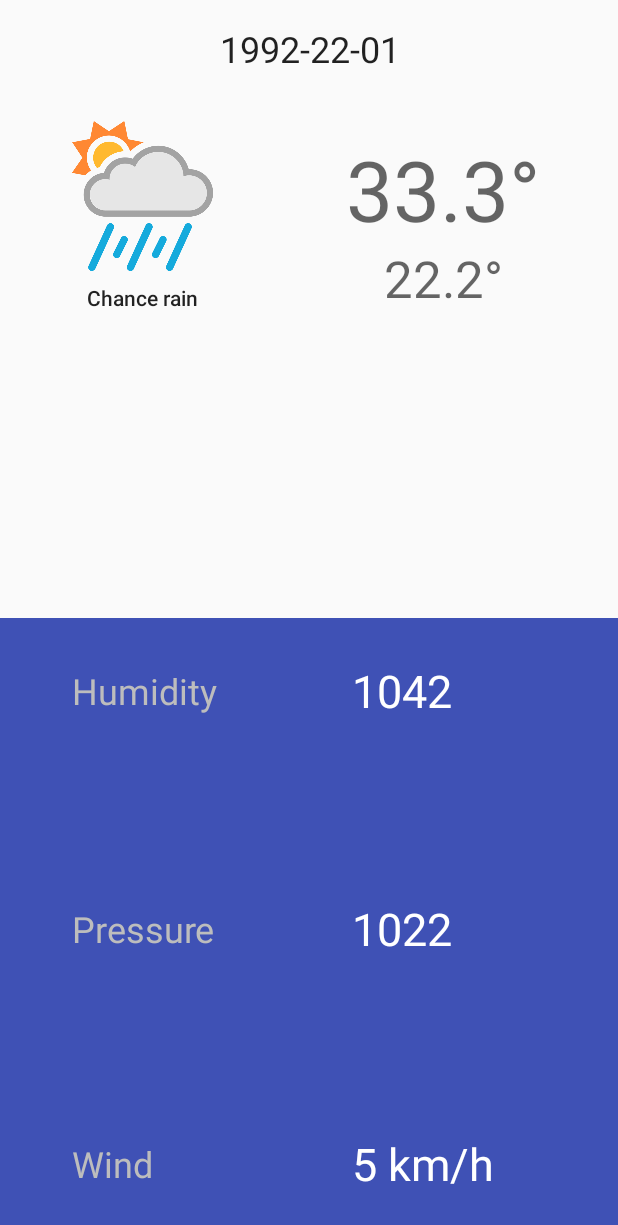
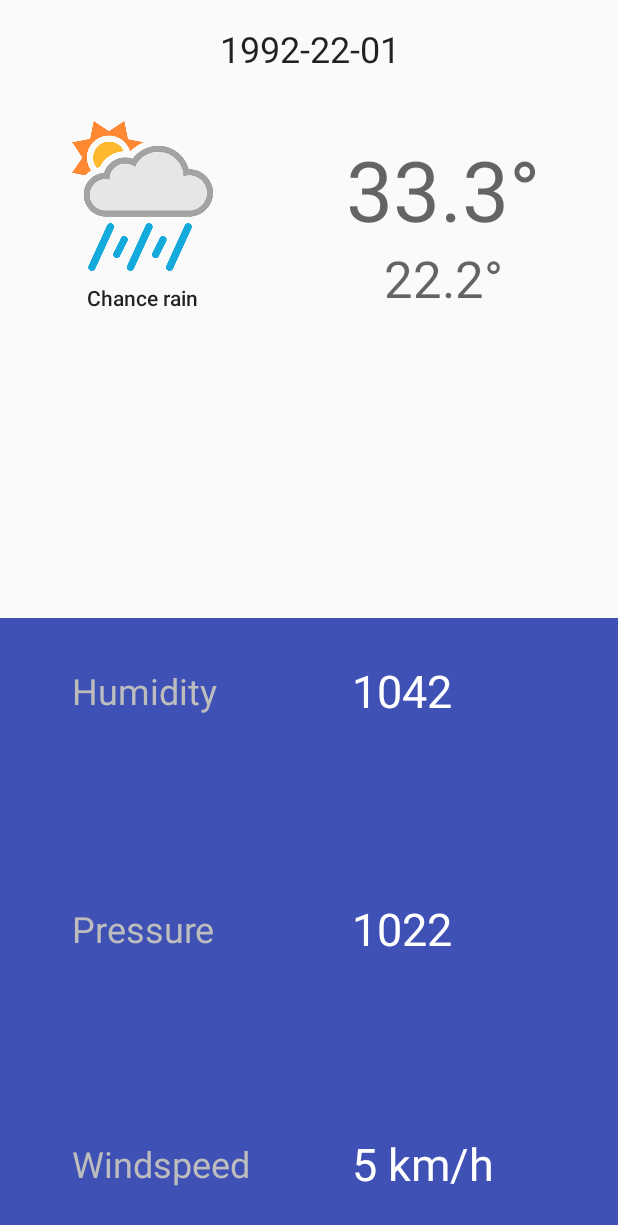
Before and after one commit to MartinCarpentier/ITSMAP, an Android app: the layout fragment_detail.xml on its own in the app's theme, with its tools: preview values and no code run, on a phone screen of 412 x 824 dp. Shown: the top 1225 px of the screen. Run offline under Robolectric (Android 15) with nearby library versions, the phone set to English and light mode, and no system bars.

Commit message:
Added more hardcoded strings to resource files

```diff
--- a/Assignment2/ForecastApp/app/src/main/java/com/example/martin/forecastapp/ForecastFragment.java
+++ b/Assignment2/ForecastApp/app/src/main/java/com/example/martin/forecastapp/ForecastFragment.java
@@ -112,9 +112,9 @@ public class ForecastFragment extends Fragment implements
             Uri uriForWeatherId = ForecastContract.ForecastEntry.buildSpecificForecastUri(date);
             weatherDetailIntent.setData(uriForWeatherId);
 
-            Pair<View, String> p1 = Pair.create((View)weatherIcon, "WeatherIcon");
-            Pair<View, String> p2 = Pair.create((View)high, "highTemperatureTransition");
-            Pair<View, String> p3 = Pair.create((View)low, "lowTemperatureTransition");
+            Pair<View, String> p1 = Pair.create((View)weatherIcon, getString(R.string.weatherIconTransitionName));
+            Pair<View, String> p2 = Pair.create((View)high, getString(R.string.highTemperatureTransitionName));
+            Pair<View, String> p3 = Pair.create((View)low, getString(R.string.lowTemperatureTransitionName));
 
             ActivityOptionsCompat options = ActivityOptionsCompat.
                     makeSceneTransitionAnimation(getActivity(), p1, p2, p3);
--- a/Assignment2/ForecastApp/app/src/main/java/com/example/martin/forecastapp/services/WeatherService.java
+++ b/Assignment2/ForecastApp/app/src/main/java/com/example/martin/forecastapp/services/WeatherService.java
@@ -39,8 +39,8 @@ public class WeatherService extends Service {
     private static final String BROADCAST_BACKGROUND_SERVICE_RESULT = "100";
     private static final String EXTRA_TASK_RESULT = "101";
     private static Timer requestTimer;
-    //long delay = 30 * 60 * 1000; // 30 min delay in milliseconds
-    long delay = 30 * 1000; // 30 sec delay in milliseconds
+    long delay = 30 * 60 * 1000; // 30 min delay in milliseconds
+    //long delay = 30 * 1000; // 30 sec delay in milliseconds
     LoopRequest task = new LoopRequest();
 
     final private String LOG_TAG_WEATHER_SERVICE = "WeatherService";
--- a/Assignment2/ForecastApp/app/src/main/java/com/example/martin/forecastapp/utils/SunshineDateUtils.java
+++ b/Assignment2/ForecastApp/app/src/main/java/com/example/martin/forecastapp/utils/SunshineDateUtils.java
@@ -12,7 +12,8 @@ import java.util.concurrent.TimeUnit;
 import static android.text.format.DateUtils.FORMAT_24HOUR;
 
 /**
- * Copied from Udacity Sunshine project
+ * Copied from Udacity Sunshine project, the project is open source
+ * https://github.com/udacity/Sunshine-Version-2
  */
 
 public final class SunshineDateUtils {
--- a/Assignment2/ForecastApp/app/src/main/java/com/example/martin/forecastapp/utils/WeatherIdUtils.java
+++ b/Assignment2/ForecastApp/app/src/main/java/com/example/martin/forecastapp/utils/WeatherIdUtils.java
@@ -84,6 +84,7 @@ public class WeatherIdUtils {
 
     }
 
+    //This method is copied from a Udacity project i made called sunshine (Also a weather app)
     public static String getStringForWeatherCondition(Context context, int weatherId) {
         int stringId;
         if (weatherId >= 200 && weatherId <= 232) {
--- a/Assignment2/ForecastApp/app/src/main/res/layout-land-v21/fragment_detail.xml
+++ b/Assignment2/ForecastApp/app/src/main/res/layout-land-v21/fragment_detail.xml
@@ -134,7 +134,7 @@
             android:layout_marginLeft="0dp"
             android:layout_marginRight="8dp"
             android:layout_marginTop="8dp"
-            android:text="1022"
+            android:text="@string/notSet"
             android:textColor="@color/detailTextColor"
             android:textSize="30sp"
             app:layout_constraintBottom_toBottomOf="@+id/pressureTextView"
@@ -152,7 +152,7 @@
             android:layout_marginLeft="0dp"
             android:layout_marginRight="8dp"
             android:layout_marginTop="8dp"
-            android:text="1042"
+            android:text="@string/notSet"
             android:textColor="@color/detailTextColor"
             android:textSize="30sp"
             app:layout_constraintBottom_toBottomOf="@+id/HumidityText"
@@ -224,7 +224,7 @@
             android:layout_marginLeft="0dp"
             android:layout_marginRight="8dp"
             android:layout_marginTop="8dp"
-            android:text="5 km/h"
+            android:text="@string/notSet"
             android:textColor="@color/detailTextColor"
             android:textSize="30sp"
             app:layout_constraintBottom_toBottomOf="@+id/windTextView"
--- a/Assignment2/ForecastApp/app/src/main/res/layout-land/fragment_detail.xml
+++ b/Assignment2/ForecastApp/app/src/main/res/layout-land/fragment_detail.xml
@@ -38,7 +38,7 @@
         android:layout_marginStart="8dp"
         android:layout_marginTop="12dp"
         android:layout_weight="1"
-        android:text="Chance rain"
+        android:text="@string/mockDescription"
         android:textAppearance="@style/TextAppearance.AppCompat.Body2"
         app:layout_constraintHorizontal_bias="0.466"
         app:layout_constraintLeft_toLeftOf="@+id/imageView2"
@@ -67,17 +67,17 @@
         android:id="@+id/dateTextView"
         android:layout_width="wrap_content"
         android:layout_height="wrap_content"
-        android:layout_marginStart="8dp"
-        android:layout_weight="1"
-        android:text="1992-22-01"
-        android:textAppearance="@style/TextAppearance.AppCompat.Headline"
         android:layout_marginEnd="8dp"
         android:layout_marginLeft="8dp"
+        android:layout_marginRight="8dp"
+        android:layout_marginStart="8dp"
+        android:layout_marginTop="8dp"
+        android:layout_weight="1"
+        android:text="@string/mockDate"
+        android:textAppearance="@style/TextAppearance.AppCompat.Headline"
         app:layout_constraintLeft_toLeftOf="parent"
         app:layout_constraintRight_toLeftOf="@+id/guideline"
-        android:layout_marginRight="8dp"
-        app:layout_constraintTop_toTopOf="parent"
-        android:layout_marginTop="8dp" />
+        app:layout_constraintTop_toTopOf="parent" />
 
     <TextView
         android:id="@+id/lowTextView"
@@ -119,7 +119,7 @@
             android:layout_marginLeft="0dp"
             android:layout_marginRight="8dp"
             android:layout_marginTop="8dp"
-            android:text="1022"
+            android:text="NaN"
             android:textColor="@color/detailTextColor"
             android:textSize="30sp"
             app:layout_constraintBottom_toBottomOf="@+id/pressureTextView"
@@ -137,7 +137,7 @@
             android:layout_marginLeft="0dp"
             android:layout_marginRight="8dp"
             android:layout_marginTop="8dp"
-            android:text="1042"
+            android:text="NaN"
             android:textColor="@color/detailTextColor"
             android:textSize="30sp"
             app:layout_constraintBottom_toBottomOf="@+id/HumidityText"
@@ -213,7 +213,7 @@
             android:layout_marginLeft="0dp"
             android:layout_marginRight="8dp"
             android:layout_marginTop="8dp"
-            android:text="5 km/h"
+            android:text="NaN"
             android:textColor="@color/detailTextColor"
             android:textSize="30sp"
             app:layout_constraintBottom_toBottomOf="@+id/windTextView"
--- a/Assignment2/ForecastApp/app/src/main/res/layout-v21/fragment_detail.xml
+++ b/Assignment2/ForecastApp/app/src/main/res/layout-v21/fragment_detail.xml
@@ -143,7 +143,7 @@
             android:layout_marginLeft="0dp"
             android:layout_marginRight="8dp"
             android:layout_marginTop="8dp"
-            android:text="1022"
+            android:text="@string/notSet"
             android:textColor="@color/detailTextColor"
             android:textSize="30sp"
             app:layout_constraintBottom_toBottomOf="@+id/pressureTextView"
@@ -161,7 +161,7 @@
             android:layout_marginLeft="0dp"
             android:layout_marginRight="8dp"
             android:layout_marginTop="8dp"
-            android:text="1042"
+            android:text="@string/notSet"
             android:textColor="@color/detailTextColor"
             android:textSize="30sp"
             app:layout_constraintBottom_toBottomOf="@+id/HumidityText"
@@ -233,7 +233,7 @@
             android:layout_marginLeft="0dp"
             android:layout_marginRight="8dp"
             android:layout_marginTop="8dp"
-            android:text="5 km/h"
+            android:text="@string/notSet"
             android:textColor="@color/detailTextColor"
             android:textSize="30sp"
             app:layout_constraintBottom_toBottomOf="@+id/windTextView"
--- a/Assignment2/ForecastApp/app/src/main/res/values/strings.xml
+++ b/Assignment2/ForecastApp/app/src/main/res/values/strings.xml
@@ -1,11 +1,11 @@
 <resources xmlns:xliff="urn:oasis:names:tc:xliff:document:1.2">
-    <string name="app_name">Aarhus Weather app</string>
+    <string name="app_name">Weather Aarhus Group 06</string>
 
     <!-- TODO: Remove or change this placeholder text -->
     <string name="hello_blank_fragment">Hello blank fragment</string>
 
     <string name="content_authority">com.example.martin.forecastapp</string>
-    <string name="wind">Wind</string>
+    <string name="wind">Windspeed</string>
     <string name="humidity">Humidity</string>
     <string name="pressure">Pressure</string>
     <string name="l1992_22_01" >1992-22-01</string>
@@ -71,5 +71,13 @@
     <string name="condition_962">Hurricane</string>
 
     <string name="condition_unknown">Unknown (<xliff:g id="conditionId">%1$d</xliff:g>)</string>
+    <string name="mockDescription">Clear/ Cloudy</string>
+    <string name="mockLow">Low</string>
+    <string name="mockHigh">High</string>
+    <string name="mockDate">Today 19:00</string>
+    <string name="weatherIconTransitionName">WeatherIcon</string>
+    <string name="highTemperatureTransitionName">highTemperatureTransition</string>
+    <string name="lowTemperatureTransitionName">lowTemperatureTransition</string>
+    <string name="notSet">NaN</string>
 
 </resources>
```
Also changed, not shown: Assignment2/ForecastApp/app/src/main/res/layout-v21/list_item_forecast_today.xml (+4 -4 lines), Assignment2/ForecastApp/app/src/main/res/layout/fragment_detail_wide.xml (deleted, +0 -64 lines), Assignment2/ForecastApp/app/src/main/res/layout/list_item_forecast.xml (+10 -9 lines), Assignment2/ForecastApp/app/src/main/res/layout/list_item_forecast_today.xml (+4 -4 lines).
